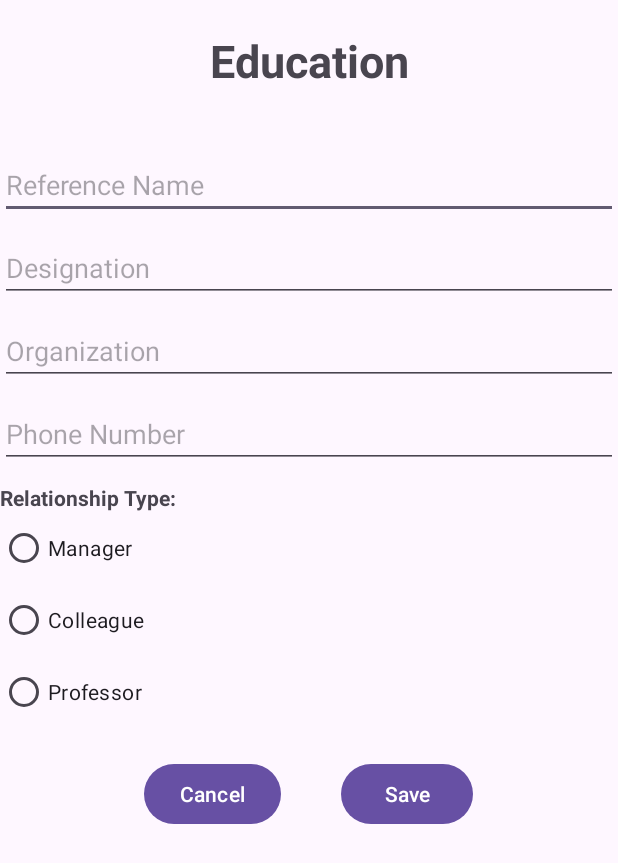
After one commit to faizan-zahid10/QuickCV, an Android app: the References screen opened directly, with no data from a screen before it, on a phone screen of 412 x 824 dp. The commit adds this screen. Shown: the top 863 px of the screen. Run offline under Robolectric (Android 15) with nearby library versions, the phone set to English and light mode, and no system bars.

Commit message:
Certifications, References pages frontend and "View CV" button on home page added.

```diff
--- a/app/src/main/AndroidManifest.xml
+++ b/app/src/main/AndroidManifest.xml
@@ -12,6 +12,12 @@
         android:supportsRtl="true"
         android:theme="@style/Theme.QuickCV"
         tools:targetApi="31">
+        <activity
+            android:name=".References"
+            android:exported="false" />
+        <activity
+            android:name=".Certifications"
+            android:exported="false" />
         <activity
             android:name=".Experience"
             android:exported="false" />
--- /dev/null
+++ b/app/src/main/java/com/example/quickcv/References.java
@@ -0,0 +1,24 @@
+package com.example.quickcv;
+
+import android.os.Bundle;
+
+import androidx.activity.EdgeToEdge;
+import androidx.appcompat.app.AppCompatActivity;
+import androidx.core.graphics.Insets;
+import androidx.core.view.ViewCompat;
+import androidx.core.view.WindowInsetsCompat;
+
+public class References extends AppCompatActivity {
+
+    @Override
+    protected void onCreate(Bundle savedInstanceState) {
+        super.onCreate(savedInstanceState);
+        EdgeToEdge.enable(this);
+        setContentView(R.layout.activity_references);
+        ViewCompat.setOnApplyWindowInsetsListener(findViewById(R.id.main), (v, insets) -> {
+            Insets systemBars = insets.getInsets(WindowInsetsCompat.Type.systemBars());
+            v.setPadding(systemBars.left, systemBars.top, systemBars.right, systemBars.bottom);
+            return insets;
+        });
+    }
+}
--- /dev/null
+++ b/app/src/main/res/layout/activity_references.xml
@@ -0,0 +1,115 @@
+<?xml version="1.0" encoding="utf-8"?>
+<LinearLayout
+    xmlns:android="http://schemas.android.com/apk/res/android"
+    xmlns:app="http://schemas.android.com/apk/res-auto"
+    xmlns:tools="http://schemas.android.com/tools"
+    android:id="@+id/main"
+    android:layout_width="match_parent"
+    android:layout_height="match_parent"
+    android:orientation="vertical"
+    android:padding="16dp"
+    tools:context=".References">
+
+    <TextView
+        android:layout_width="match_parent"
+        android:layout_height="wrap_content"
+        android:gravity="center"
+        android:textSize="30sp"
+        android:textStyle="bold"
+        android:layout_marginTop="20dp"
+        android:layout_marginBottom="40dp"
+        android:text="@string/EducationButton">
+    </TextView>
+
+    <!-- Reference Name -->
+    <EditText
+        android:id="@+id/etReferenceName"
+        android:layout_width="match_parent"
+        android:layout_height="wrap_content"
+        android:hint="Reference Name"
+        android:inputType="text" />
+
+    <!-- Designation -->
+    <EditText
+        android:id="@+id/etDesignation"
+        android:layout_width="match_parent"
+        android:layout_height="wrap_content"
+        android:hint="Designation"
+        android:inputType="text"
+        android:layout_marginTop="10dp"/>
+
+    <!-- Organization -->
+    <EditText
+        android:id="@+id/etOrganization"
+        android:layout_width="match_parent"
+        android:layout_height="wrap_content"
+        android:hint="Organization"
+        android:inputType="text"
+        android:layout_marginTop="10dp"/>
+
+    <!-- Contact Information -->
+    <EditText
+        android:id="@+id/etRefPhone"
+        android:layout_width="match_parent"
+        android:layout_height="wrap_content"
+        android:hint="Phone Number"
+        android:inputType="number"
+        android:layout_marginTop="10dp"/>
+
+    <!-- Relationship Type using RadioGroup -->
+    <TextView
+        android:layout_width="wrap_content"
+        android:layout_height="wrap_content"
+        android:text="Relationship Type:"
+        android:textStyle="bold"
+        android:layout_marginTop="10dp"/>
+
+    <RadioGroup
+        android:id="@+id/radioGroupRelationship"
+        android:layout_width="match_parent"
+        android:layout_height="wrap_content"
+        android:orientation="vertical">
+
+        <RadioButton
+            android:id="@+id/rbManager"
+            android:layout_width="wrap_content"
+            android:layout_height="wrap_content"
+            android:text="Manager"/>
+
+        <RadioButton
+            android:id="@+id/rbColleague"
+            android:layout_width="wrap_content"
+            android:layout_height="wrap_content"
+            android:text="Colleague"/>
+
+        <RadioButton
+            android:id="@+id/rbProfessor"
+            android:layout_width="wrap_content"
+            android:layout_height="wrap_content"
+            android:text="Professor"/>
+    </RadioGroup>
+
+
+    <LinearLayout
+        android:layout_width="match_parent"
+        android:layout_height="wrap_content"
+        android:gravity="center"
+        android:layout_marginTop="20dp"
+        android:orientation="horizontal">
+
+        <Button
+            android:id="@+id/btnCancel"
+            android:layout_width="wrap_content"
+            android:layout_height="wrap_content"
+            android:text="Cancel"
+            android:layout_marginRight="20dp"/>
+
+        <Button
+            android:id="@+id/btnSave"
+            android:layout_width="wrap_content"
+            android:layout_height="wrap_content"
+            android:text="Save"
+            android:layout_marginLeft="20dp"/>
+    </LinearLayout>
+
+</LinearLayout>
--- a/app/src/main/res/values/strings.xml
+++ b/app/src/main/res/values/strings.xml
@@ -1,7 +1,6 @@
 <resources>
     <string name="app_name">QuickCV</string>
     <string name="name_of_app">QuickCV</string>
-    <string name="Certification">Certifications</string>
     <string name="PersonalDetailsButton">Personal Details</string>
     <string name="SummaryButton">Summary</string>
     <string name="EducationButton">Education</string>
@@ -11,4 +10,5 @@
     <string name="ExperienceButton">Experience</string>
     <string name="cancel_button">Cancel</string>
     <string name="save_button">Save</string>
+    <string name="ViewCvButton">View CV</string>
 </resources>
```
Also changed, not shown: app/src/main/java/com/example/quickcv/Certifications.java (added, +24 -0 lines), app/src/main/res/layout/activity_certifications.xml (added, +64 -0 lines), app/src/main/res/layout/activity_main.xml (+13 -1 lines).
